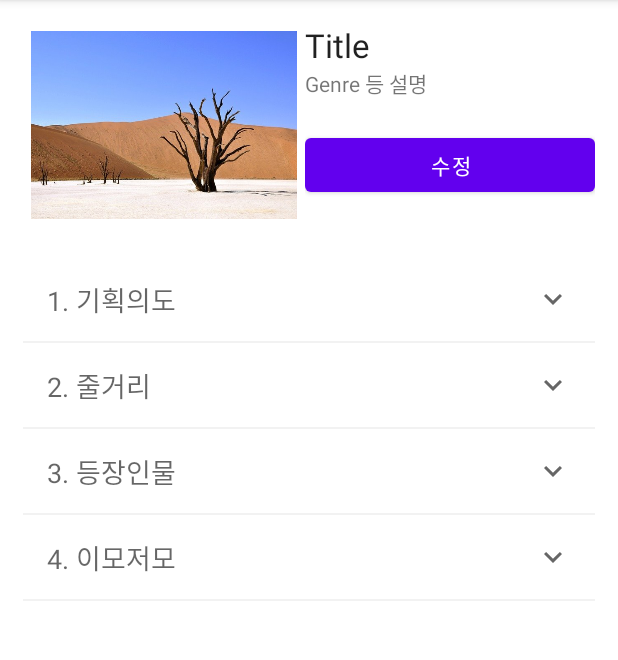
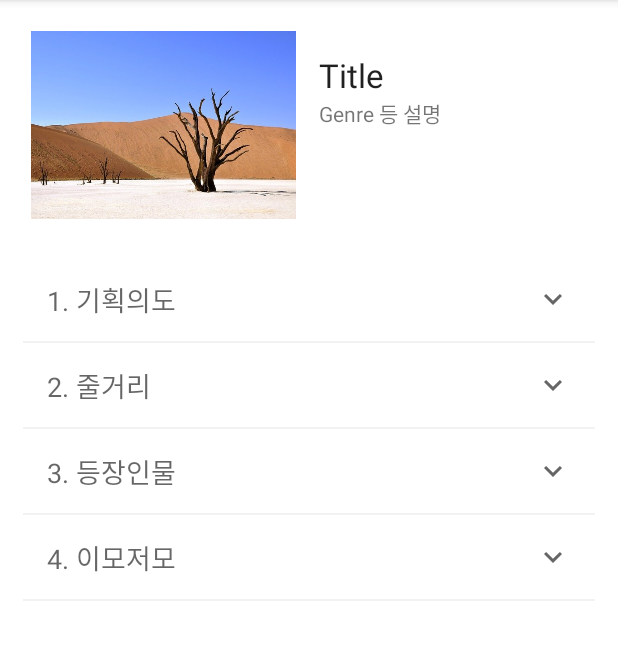
Before and after one commit to stgbs/BottomMenu, an Android app: the ForumActivity screen opened directly, with no data from a screen before it, on a phone screen of 412 x 824 dp, the part 84-744 px from its top. Run offline under Robolectric (Android 15) with nearby library versions, the phone set to English and light mode, and no system bars.

Commit message:
wiki recyclerView

```diff
--- a/app/src/main/java/com/anroid/bottommenu/ForumActivity.kt
+++ b/app/src/main/java/com/anroid/bottommenu/ForumActivity.kt
@@ -12,7 +12,6 @@ import androidx.recyclerview.widget.RecyclerView
 
 class ForumActivity : AppCompatActivity() {
 
-    lateinit var btn_edit: Button
     lateinit var forumList: List<Forum>
     lateinit var adapter: ExpandableAdapter
 
@@ -27,8 +26,6 @@ class ForumActivity : AppCompatActivity() {
 
         val recyclerView = findViewById<RecyclerView>(R.id.forum_recyclerView)
 
-        btn_edit = findViewById<Button>(R.id.btn_edit)
-
         forumList = ArrayList()
         forumList = loadData()
 
@@ -36,18 +33,6 @@ class ForumActivity : AppCompatActivity() {
         recyclerView.layoutManager = LinearLayoutManager(this)
         adapter = ExpandableAdapter(forumList)
         recyclerView.adapter = adapter
-
-        btn_edit.setOnClickListener {
-            if (btn_edit.text == "수정") {
-                btn_edit.setText("저장")
-
-
-            } else {
-                btn_edit.setText("수정")
-
-
-            }
-        }
 
     }
 
--- a/app/src/main/res/layout/activity_forum.xml
+++ b/app/src/main/res/layout/activity_forum.xml
@@ -26,6 +26,7 @@
         <LinearLayout
             android:layout_width="wrap_content"
             android:layout_height="match_parent"
+            android:layout_marginStart="10dp"
             android:layout_weight="2"
             android:orientation="vertical">
 
@@ -33,6 +34,7 @@
                 android:id="@+id/Title_TextView"
                 android:layout_width="match_parent"
                 android:layout_height="wrap_content"
+                android:layout_marginTop="20dp"
                 android:text="Title"
                 android:textAppearance="@style/TextAppearance.AppCompat.Large" />
 
@@ -43,11 +45,6 @@
                 android:layout_marginBottom="20dp"
                 android:text="Genre 등 설명" />
 
-            <Button
-                android:id="@+id/btn_edit"
-                android:layout_width="match_parent"
-                android:layout_height="wrap_content"
-                android:text="수정" />
         </LinearLayout>
 
     </LinearLayout>
--- a/app/src/main/res/layout/item_forum.xml
+++ b/app/src/main/res/layout/item_forum.xml
@@ -59,6 +59,7 @@
             android:layout_height="wrap_content"
             android:layout_margin="15dp"
             android:visibility="visible"
+            android:textSize="12sp"
             android:text="@string/lorem"/>
 
         <EditText
@@ -69,6 +70,7 @@
             android:layout_marginBottom="15dp"
             android:hint="현재 내용이 없습니다. 첫 번째 기록자가 되어보세요!"
             android:layout_margin="15dp"
+            android:textSize="12sp"
             android:visibility="gone" />
 
         <Button
```
